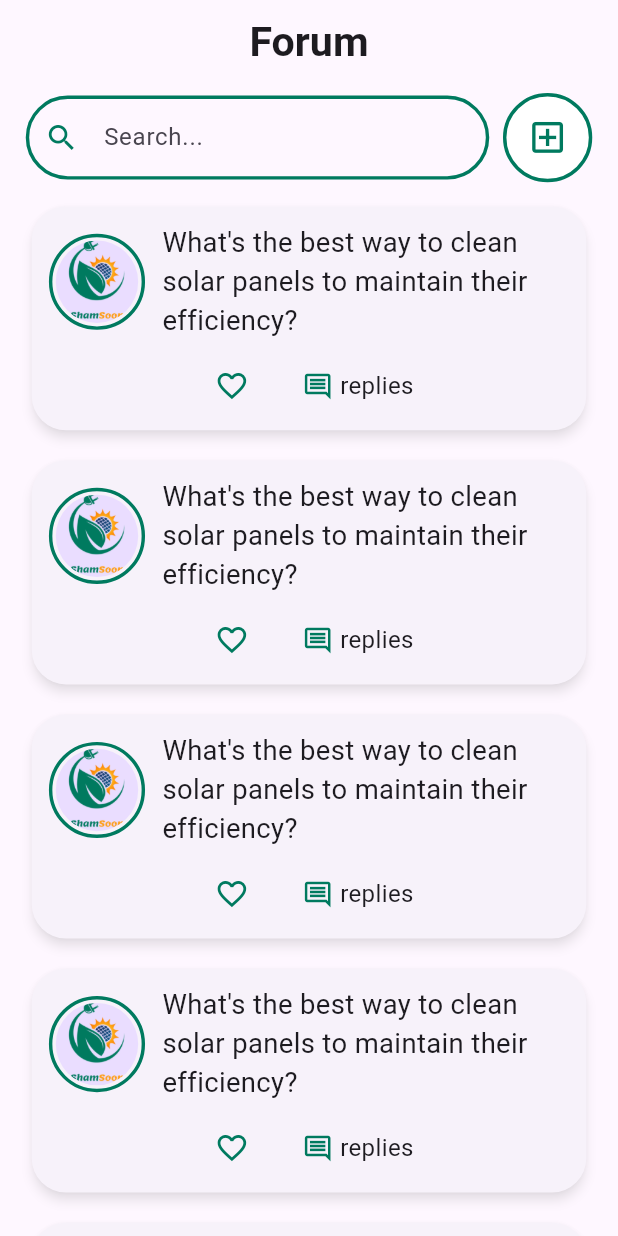
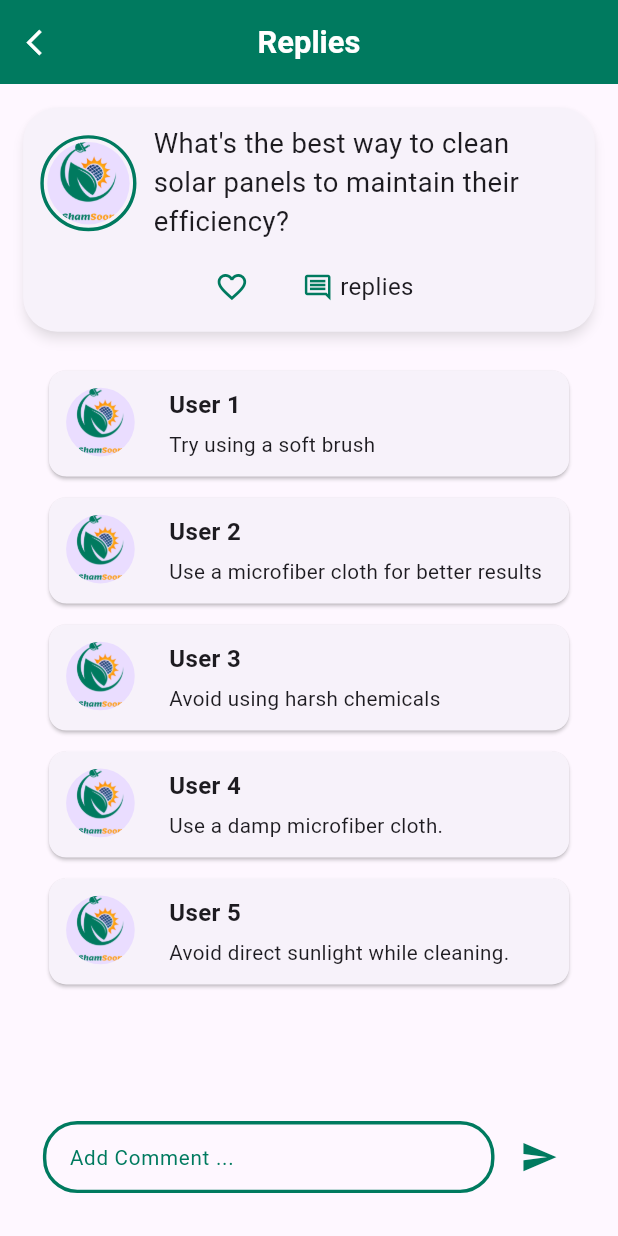
Before and after one commit to Rewanelmlah/ShamSoon, a Flutter app: the CommunityScreen screen opened directly, after a tap on "replies", on a phone screen of 412 x 824 dp. Run offline on Flutter 3.47's test engine with Material 3 defaults, Android fonts, the phone set to English and light mode, and no system bars; our stand-ins replace camera, fl_chart, flutter_screenutil, image_picker, pinput, smooth_page_indicator.

Commit message:
adding comments screen

```diff
--- /dev/null
+++ b/lib/features/community/presentation/views/comments_screen.dart
@@ -0,0 +1,154 @@
+import 'package:flutter/material.dart';
+import 'package:flutter_screenutil/flutter_screenutil.dart';
+import 'package:shamsoon/core/app_colors.dart';
+import 'package:shamsoon/features/community/presentation/widgets/custome_postCard.dart';
+class CommentsScreen extends StatefulWidget {
+  const CommentsScreen({super.key});
+
+  @override
+  State<CommentsScreen> createState() => _CommentsScreenState();
+}
+
+class _CommentsScreenState extends State<CommentsScreen> {
+  final TextEditingController _commentController = TextEditingController();
+  List<String> comments = [
+    "Try using a soft brush",
+    "Use a microfiber cloth for better results",
+    "Avoid using harsh chemicals",
+    "Use a damp microfiber cloth.",
+"Avoid direct sunlight while cleaning.",
+  ];
+
+  void addComment() {
+    if (_commentController.text.isNotEmpty) {
+      setState(() {
+        comments.add(_commentController.text);
+        _commentController.clear();
+      });
+    }
+  }
+
+  @override
+  Widget build(BuildContext context) {
+    return Scaffold(
+      resizeToAvoidBottomInset: true,
+      appBar: AppBar(
+        backgroundColor: AppColors.primaryColor,
+        centerTitle: true,
+        leading: IconButton(
+          onPressed: () {
+            Navigator.pop(context);
+          },
+          icon: Icon(Icons.arrow_back_ios, size: 18.sp, color: Colors.white),
+        ),
+        title: Text(
+          "Replies",
+          style: TextStyle(fontSize: 18.sp, fontWeight: FontWeight.bold, color: Colors.white),
+        ),
+      ),
+      body: Padding(
+        padding: EdgeInsets.all(5.w),
+        child: Column(
+          children: [
+            Padding(
+              padding: EdgeInsets.symmetric(horizontal: 5.w, vertical: 5.h),
+              child: CustomePostCard(),
+            ),
+            Expanded(
+              child: ListView.builder(
+                padding: EdgeInsets.symmetric(horizontal: 20.w, vertical: 10.h),
+                itemCount: comments.length,
+                itemBuilder: (context, index) {
+                  return Column(
+                    children: [
+                      Card(
+                        shape: RoundedRectangleBorder(
+                          borderRadius: BorderRadius.circular(10.r),
+                        ),
+                        elevation: 1,
+                        child: Padding(
+                          padding: EdgeInsets.all(10.w),
+                          child: Row(
+                            crossAxisAlignment: CrossAxisAlignment.start,
+                            children: [
+                              CircleAvatar(
+                                backgroundImage: AssetImage('assets/images/logo.png'),
+                                radius: 20.r,
+                              ),
+                              SizedBox(width: 20.w),
+                              Expanded(
+                                child: Column(
+                                  crossAxisAlignment: CrossAxisAlignment.start,
+                                  children: [
+                                    Text(
+                                      "User ${index + 1}",
+                                      style: TextStyle(
+                                        fontWeight: FontWeight.bold,
+                                        fontSize: 14.sp,
+                                      ),
+                                    ),
+                                    SizedBox(height: 4.h),
+                                    Text(
+                                      comments[index],
+                                      style: TextStyle(fontSize: 12.sp),
+                                    ),
+                                  ],
+                                ),
+                              ),
+                            ],
+                          ),
+                        ),
+                      ),
+                      SizedBox(height: 5.h),
+
+                    ],
+                  );
+                },
+              ),
+            ),
+            SizedBox(height: 10.h),
+           Padding(
+  padding: EdgeInsets.all(20.w),
+  child: Row(
+    children: [
+      Expanded(
+        child: TextField(
+          controller: _commentController,
+          style: TextStyle(fontSize: 14.sp),
+          decoration: InputDecoration(
+            hintText: "Add Comment ...",
+            hintStyle: TextStyle(fontSize: 12.sp, color: AppColors.primaryColor),
+            enabledBorder: OutlineInputBorder(
+              borderRadius: BorderRadius.circular(20.r),
+              borderSide: BorderSide(color: AppColors.primaryColor, width: 2.w),
+            ),
+            focusedBorder: OutlineInputBorder(
+              borderRadius: BorderRadius.circular(20.r),
+              borderSide: BorderSide(color: AppColors.primaryColor, width: 2.w),
+            ),
+            errorBorder: OutlineInputBorder(
+              borderRadius: BorderRadius.circular(20.r),
+              borderSide: BorderSide(color: AppColors.primaryColor, width: 2.w),
+            ),
+            focusedErrorBorder: OutlineInputBorder(
+              borderRadius: BorderRadius.circular(20.r),
+              borderSide: BorderSide(color: AppColors.primaryColor, width: 2.w),
+            ),
+            contentPadding: EdgeInsets.symmetric(horizontal: 12.w, vertical: 10.h),
+          ),
+        ),
+      ),
+      SizedBox(width: 5.w),
+      IconButton(
+        icon: Icon(Icons.send, color: AppColors.primaryColor, size: 22.sp),
+        onPressed: addComment,
+      ),
+    ],
+  ),
+),
+          ],
+        ),
+      ),
+    );
+  }
+}
--- a/lib/features/community/presentation/widgets/custome_postCard.dart
+++ b/lib/features/community/presentation/widgets/custome_postCard.dart
@@ -1,6 +1,7 @@
 import 'package:flutter/material.dart';
 import 'package:flutter_screenutil/flutter_screenutil.dart';
 import 'package:shamsoon/core/app_colors.dart';
+import 'package:shamsoon/features/community/presentation/views/comments_screen.dart';
 import 'package:shamsoon/features/community/presentation/widgets/Custome_likeButton.dart';
 class CustomePostCard extends StatelessWidget {
   const CustomePostCard({super.key});
@@ -43,10 +44,10 @@ class CustomePostCard extends StatelessWidget {
                           SizedBox(height: 10.h),
                           GestureDetector(
   onTap: () {
-   // Navigator.push(
-   //   context,
-   //   MaterialPageRoute(builder: (context) => NextPage()), // استبدل NextPage بالصفحة التي تريد التنقل إليها
-   // );
+    Navigator.push(
+      context,
+      MaterialPageRoute(builder: (context) => CommentsScreen()),
+    );
   },
   child: Row(
     mainAxisAlignment: MainAxisAlignment.center,
```
